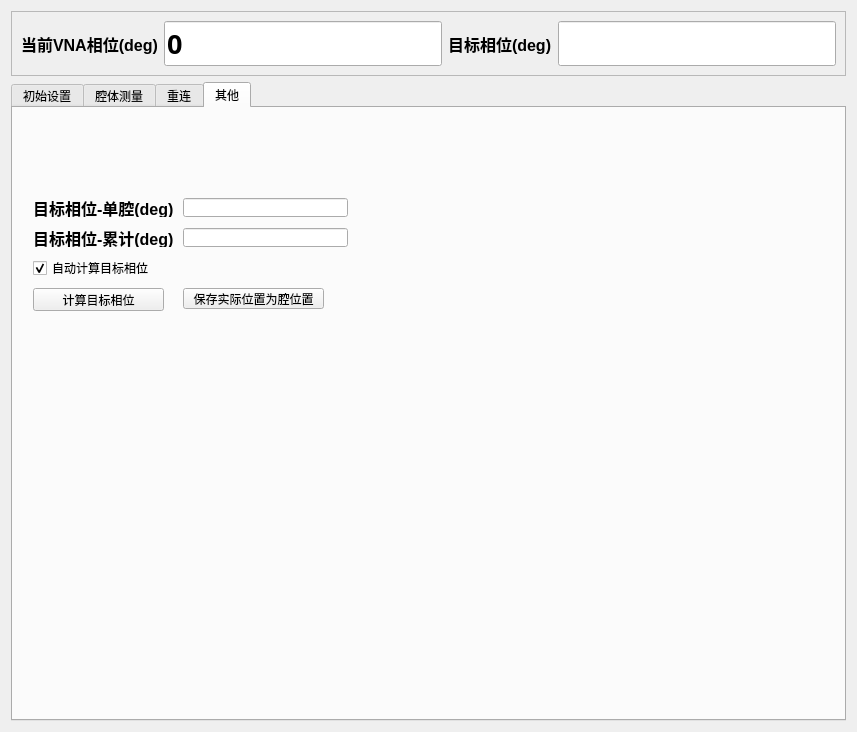
Above: ui/main_dlg.ui from wzmsykk/QT_modbus_vna_cavity_phase_control before the change. Below: the same form after it.
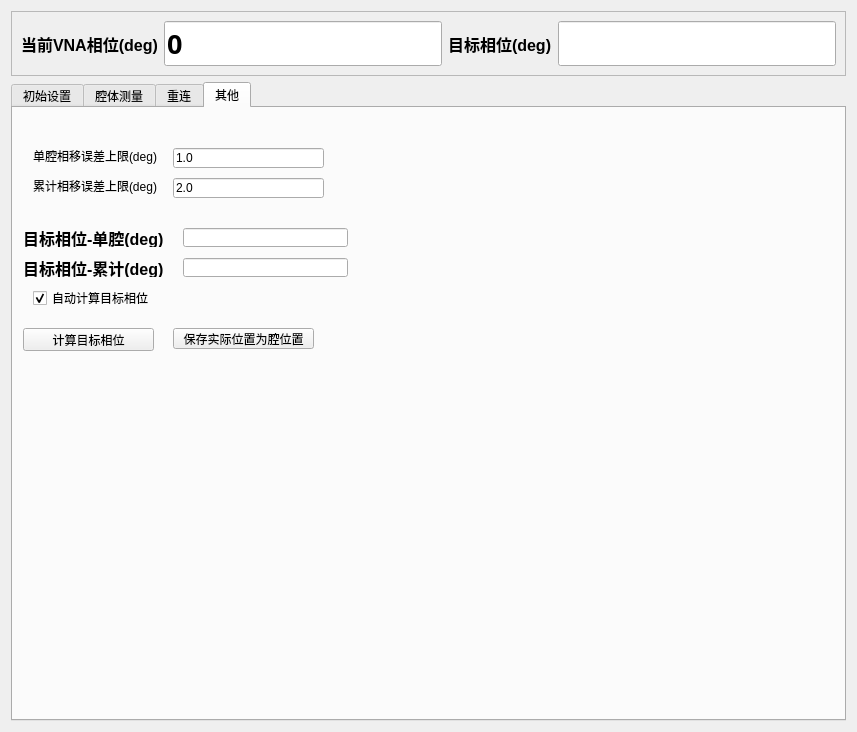
That is the form after the change. The open tabs and pages were chosen to show the change.

Commit message: add color hint for phase error

```diff
--- a/ui/main_dlg.ui
+++ b/ui/main_dlg.ui
@@ -119,6 +119,9 @@
    </item>
    <item>
     <widget class="QTabWidget" name="tabWidget">
+     <property name="enabled">
+      <bool>true</bool>
+     </property>
      <property name="sizePolicy">
       <sizepolicy hsizetype="Preferred" vsizetype="Preferred">
        <horstretch>0</horstretch>
@@ -1235,8 +1238,8 @@
       <widget class="QPushButton" name="pushButton_savecavpos">
        <property name="geometry">
         <rect>
-         <x>170</x>
-         <y>180</y>
+         <x>160</x>
+         <y>220</y>
          <width>141</width>
          <height>21</height>
         </rect>
@@ -1252,7 +1255,7 @@
        <property name="geometry">
         <rect>
          <x>170</x>
-         <y>90</y>
+         <y>120</y>
          <width>165</width>
          <height>19</height>
         </rect>
@@ -1265,7 +1268,7 @@
        <property name="geometry">
         <rect>
          <x>170</x>
-         <y>120</y>
+         <y>150</y>
          <width>165</width>
          <height>19</height>
         </rect>
@@ -1277,8 +1280,8 @@
       <widget class="QLabel" name="label_18">
        <property name="geometry">
         <rect>
-         <x>20</x>
-         <y>120</y>
+         <x>10</x>
+         <y>150</y>
          <width>148</width>
          <height>19</height>
         </rect>
@@ -1298,7 +1301,7 @@
        <property name="geometry">
         <rect>
          <x>20</x>
-         <y>150</y>
+         <y>180</y>
          <width>141</width>
          <height>20</height>
         </rect>
@@ -1313,8 +1316,8 @@
       <widget class="QLabel" name="label_8">
        <property name="geometry">
         <rect>
-         <x>20</x>
-         <y>90</y>
+         <x>10</x>
+         <y>120</y>
          <width>148</width>
          <height>19</height>
         </rect>
@@ -1333,8 +1336,8 @@
       <widget class="QPushButton" name="pushButton_calc_target_phase">
        <property name="geometry">
         <rect>
-         <x>20</x>
-         <y>180</y>
+         <x>10</x>
+         <y>220</y>
          <width>131</width>
          <height>23</height>
         </rect>
@@ -1346,6 +1349,58 @@
         <string>计算目标相位</string>
        </property>
       </widget>
+      <widget class="QLineEdit" name="lineEdit_max_sum_error_abs">
+       <property name="geometry">
+        <rect>
+         <x>160</x>
+         <y>70</y>
+         <width>151</width>
+         <height>20</height>
+        </rect>
+       </property>
+       <property name="text">
+        <string>2.0</string>
+       </property>
+      </widget>
+      <widget class="QLabel" name="label_27">
+       <property name="geometry">
+        <rect>
+         <x>20</x>
+         <y>70</y>
+         <width>131</width>
+         <height>16</height>
+        </rect>
+       </property>
+       <property name="text">
+        <string>累计相移误差上限(deg)</string>
+       </property>
+      </widget>
+      <widget class="QLabel" name="label_28">
+       <property name="geometry">
+        <rect>
+         <x>20</x>
+         <y>40</y>
+         <width>131</width>
+         <height>16</height>
+        </rect>
+       </property>
+       <property name="text">
+        <string>单腔相移误差上限(deg)</string>
+       </property>
+      </widget>
+      <widget class="QLineEdit" name="lineEdit_max_single_cell_error_abs">
+       <property name="geometry">
+        <rect>
+         <x>160</x>
+         <y>40</y>
+         <width>151</width>
+         <height>20</height>
+        </rect>
+       </property>
+       <property name="text">
+        <string>1.0</string>
+       </property>
+      </widget>
      </widget>
     </widget>
    </item>
```
Left out of the diff: 6 changed lines with no effect on the pictures. The commit also changes 3 other files.
